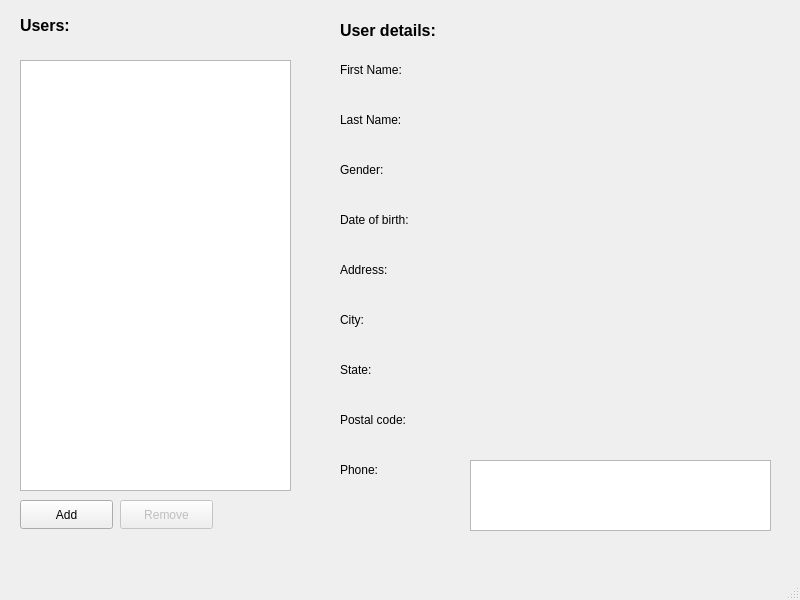
Qt form mainwindow.ui (kroharu/Simple-User-Editor) before a commit.
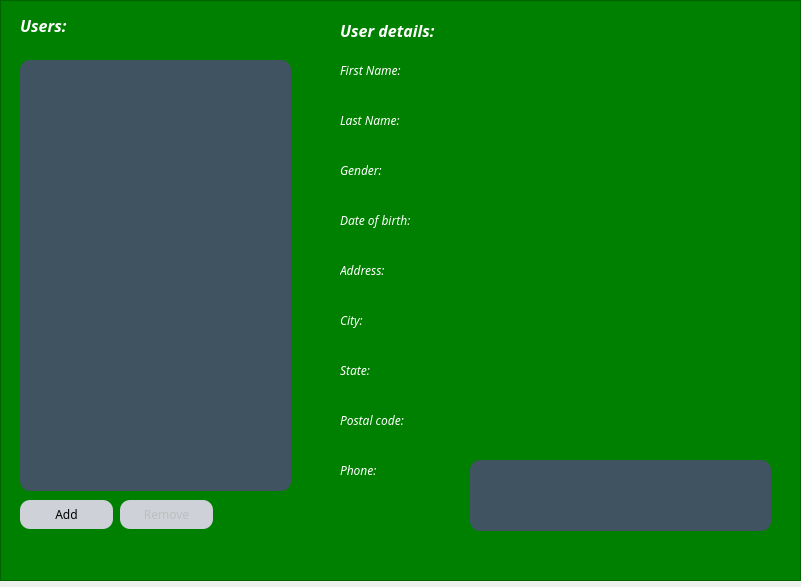
The same form after that commit.

Commit message: updated with QValidation && QSS && QLineEdit

```diff
--- a/mainwindow.ui
+++ b/mainwindow.ui
@@ -6,13 +6,48 @@
    <rect>
     <x>0</x>
     <y>0</y>
-    <width>800</width>
-    <height>600</height>
+    <width>801</width>
+    <height>587</height>
    </rect>
   </property>
+  <property name="sizePolicy">
+   <sizepolicy hsizetype="Preferred" vsizetype="Preferred">
+    <horstretch>0</horstretch>
+    <verstretch>0</verstretch>
+   </sizepolicy>
+  </property>
   <property name="windowTitle">
    <string>Simple user editor</string>
   </property>
+  <property name="styleSheet">
+   <string notr="true">*{
+font-family: Century Gothic, sans-serif;
+}
+QFrame{
+background-color:green;
+}
+QListWidget{
+color:#8d98a1;
+background-color:#405361;
+font-size:18px;
+border-style:outset;
+border-radius:10px;
+}
+QLabel{
+background:rgba(85,179,255,0);
+color:white;
+font-style:italic bold;
+}
+QPushButton{
+background:#ced1d8;
+border-style:outset;
+border-radius:10px;
+}
+QPushButton:pressed{
+background-color:rgb(224,0,0);
+border-style:inset;
+}</string>
+  </property>
   <widget class="QWidget" name="centralwidget">
    <widget class="QLabel" name="label">
     <property name="geometry">
@@ -25,7 +60,9 @@
     </property>
     <property name="font">
      <font>
+      <family>Century Gothic</family>
       <pointsize>12</pointsize>
+      <italic>true</italic>
       <bold>true</bold>
      </font>
     </property>
@@ -83,7 +120,9 @@
     </property>
     <property name="font">
      <font>
+      <family>Century Gothic</family>
       <pointsize>12</pointsize>
+      <italic>true</italic>
       <bold>true</bold>
      </font>
     </property>
@@ -322,6 +361,78 @@
      </rect>
     </property>
    </widget>
+   <widget class="QFrame" name="frame">
+    <property name="geometry">
+     <rect>
+      <x>0</x>
+      <y>0</y>
+      <width>801</width>
+      <height>581</height>
+     </rect>
+    </property>
+    <property name="styleSheet">
+     <string notr="true">*{
+font-family: Century Gothic, sans-serif;
+}
+
+QLineEdit{
+color:#8d98a1;
+background-color:#405361;
+font-size:18px;
+border-style:outset;
+border-radius:10px;
+}
+QLabel{
+background:rgba(85,179,255,0);
+color:white;
+font-style:italic bold;
+}
+QDateEdit{
+color:#8d98a1;
+background-color:#405361;
+font-size:18px;
+border-style:outset;
+border-radius:10px;
+}
+QComboBox{
+color:#8d98a1;
+background-color:#405361;
+font-size:18px;
+border-style:outset;
+border-radius:10px;
+}</string>
+    </property>
+    <property name="frameShape">
+     <enum>QFrame::StyledPanel</enum>
+    </property>
+    <property name="frameShadow">
+     <enum>QFrame::Raised</enum>
+    </property>
+   </widget>
+   <zorder>frame</zorder>
+   <zorder>label</zorder>
+   <zorder>widget_users</zorder>
+   <zorder>add_button</zorder>
+   <zorder>remove_button</zorder>
+   <zorder>label_2</zorder>
+   <zorder>label_3</zorder>
+   <zorder>label_4</zorder>
+   <zorder>label_5</zorder>
+   <zorder>label_6</zorder>
+   <zorder>label_7</zorder>
+   <zorder>label_8</zorder>
+   <zorder>label_9</zorder>
+   <zorder>label_10</zorder>
+   <zorder>label_11</zorder>
+   <zorder>label_1name</zorder>
+   <zorder>label_city</zorder>
+   <zorder>label_state</zorder>
+   <zorder>label_birth</zorder>
+   <zorder>label_postcode</zorder>
+   <zorder>label_2name</zorder>
+   <zorder>label_address</zorder>
+   <zorder>label_gender</zorder>
+   <zorder>widget_phones</zorder>
   </widget>
   <widget class="QMenuBar" name="menubar">
    <property name="geometry">
@@ -333,7 +444,6 @@
     </rect>
    </property>
   </widget>
-  <widget class="QStatusBar" name="statusbar"/>
  </widget>
  <resources/>
  <connections/>
```
Left out of the diff: 4 changed lines with no effect on the pictures. The commit also changes 11 other files.
